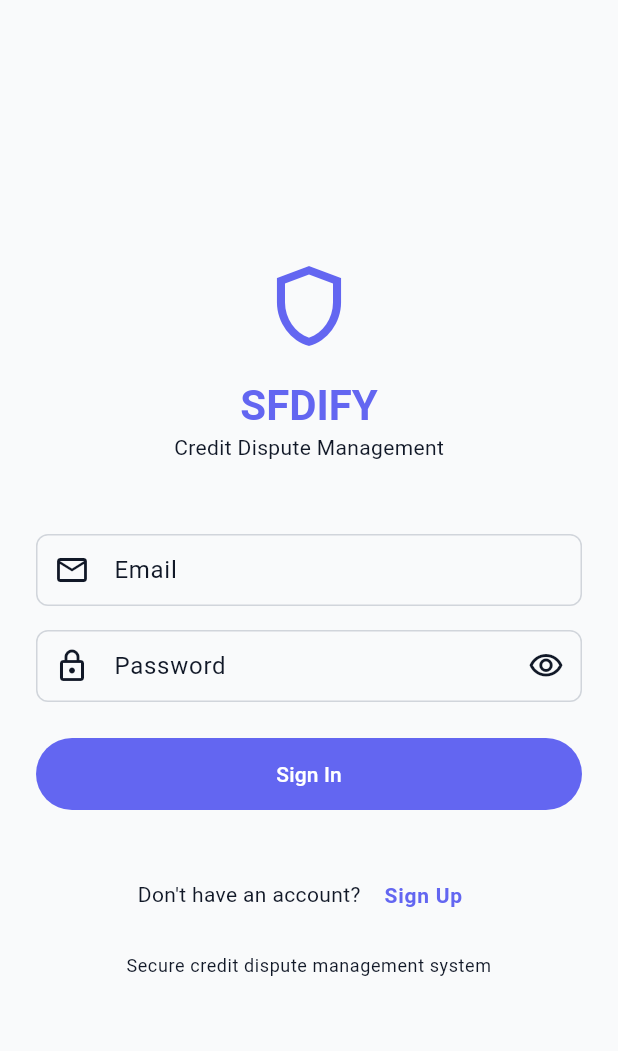
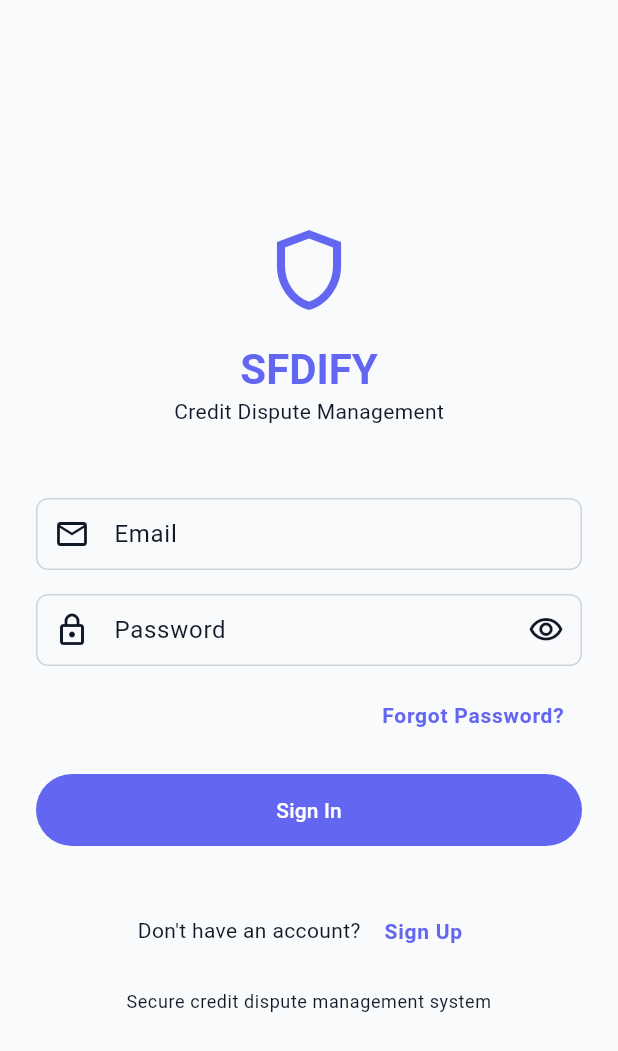
Before and after one commit to sfdify01/sfdify-csm, a Flutter app: the screen it shows after launch, on a phone screen of 412 x 824 dp. Shown: the top 1051 px of the screen. Run offline on Flutter 3.47's test engine with Material 3 defaults, Android fonts, the phone set to English and light mode, and no system bars; our stand-ins replace bloc, bloc_concurrency, cloud_functions, dio, equatable, firebase_analytics and 17 more; accounts and stored records are empty; generated files the repository leaves out were written again.

Commit message:
Add forgot password flow

```diff
--- a/frontend/lib/core/router/app_router.dart
+++ b/frontend/lib/core/router/app_router.dart
@@ -4,6 +4,7 @@ import 'package:flutter/material.dart';
 import 'package:go_router/go_router.dart';
 import 'package:sfdify_scm/core/router/route_names.dart';
 import 'package:sfdify_scm/features/auth/presentation/bloc/auth_bloc.dart';
+import 'package:sfdify_scm/features/auth/presentation/pages/forgot_password_page.dart';
 import 'package:sfdify_scm/features/auth/presentation/pages/login_page.dart';
 import 'package:sfdify_scm/features/auth/presentation/pages/register_page.dart';
 import 'package:sfdify_scm/features/consumer/presentation/pages/consumer_detail_page.dart';
@@ -52,6 +53,7 @@ class AppRouter {
   static const _publicRoutes = [
     RoutePaths.login,
     RoutePaths.register,
+    RoutePaths.forgotPassword,
   ];
 
   /// Redirect based on authentication state
@@ -91,6 +93,13 @@ class AppRouter {
           name: RouteNames.register,
           pageBuilder: (context, state) => const NoTransitionPage(
             child: RegisterPage(),
+          ),
+        ),
+        GoRoute(
+          path: RoutePaths.forgotPassword,
+          name: RouteNames.forgotPassword,
+          pageBuilder: (context, state) => const NoTransitionPage(
+            child: ForgotPasswordPage(),
           ),
         ),
 
--- a/frontend/lib/core/router/route_names.dart
+++ b/frontend/lib/core/router/route_names.dart
@@ -3,6 +3,7 @@ abstract class RouteNames {
   static const String home = 'home';
   static const String login = 'login';
   static const String register = 'register';
+  static const String forgotPassword = 'forgot_password';
   static const String settings = 'settings';
   static const String profile = 'profile';
 
@@ -27,6 +28,7 @@ abstract class RoutePaths {
   static const String home = '/home';
   static const String login = '/login';
   static const String register = '/register';
+  static const String forgotPassword = '/forgot-password';
   static const String settings = '/settings';
   static const String profile = '/profile';
 
--- a/frontend/lib/features/auth/presentation/bloc/auth_bloc.dart
+++ b/frontend/lib/features/auth/presentation/bloc/auth_bloc.dart
@@ -22,6 +22,7 @@ class AuthBloc extends Bloc<AuthEvent, AuthBlocState> {
     on<AuthStateChanged>(_onStateChanged);
     on<AuthTokenRefreshRequested>(_onTokenRefreshRequested);
     on<AuthClearError>(_onClearError);
+    on<AuthPasswordResetRequested>(_onPasswordResetRequested);
 
     // Listen to auth state changes from Firebase
     _authSubscription = _authService.authStateChanges.listen(
@@ -201,6 +202,32 @@ class AuthBloc extends Bloc<AuthEvent, AuthBlocState> {
     emit(state.copyWith(errorMessage: null));
   }
 
+  Future<void> _onPasswordResetRequested(
+    AuthPasswordResetRequested event,
+    Emitter<AuthBlocState> emit,
+  ) async {
+    _logger.i('Password reset requested for: ${event.email}');
+    emit(state.copyWith(status: AuthStatus.loading, errorMessage: null));
+
+    try {
+      await _authService.sendPasswordResetEmail(event.email);
+      _logger.i('Password reset email sent');
+      emit(state.copyWith(status: AuthStatus.passwordResetSent));
+    } on AuthServiceException catch (e) {
+      _logger.w('Password reset failed: ${e.code} - ${e.message}');
+      emit(state.copyWith(
+        status: AuthStatus.unauthenticated,
+        errorMessage: e.message,
+      ));
+    } catch (e) {
+      _logger.e('Unexpected password reset error', error: e);
+      emit(state.copyWith(
+        status: AuthStatus.unauthenticated,
+        errorMessage: 'Failed to send password reset email. Please try again.',
+      ));
+    }
+  }
+
   @override
   Future<void> close() {
     _authSubscription?.cancel();
--- a/frontend/lib/features/auth/presentation/bloc/auth_event.dart
+++ b/frontend/lib/features/auth/presentation/bloc/auth_event.dart
@@ -70,3 +70,13 @@ class AuthTokenRefreshRequested extends AuthEvent {
 class AuthClearError extends AuthEvent {
   const AuthClearError();
 }
+
+/// User requested password reset
+class AuthPasswordResetRequested extends AuthEvent {
+  const AuthPasswordResetRequested({required this.email});
+
+  final String email;
+
+  @override
+  List<Object?> get props => [email];
+}
--- a/frontend/lib/features/auth/presentation/bloc/auth_state.dart
+++ b/frontend/lib/features/auth/presentation/bloc/auth_state.dart
@@ -5,6 +5,7 @@ enum AuthStatus {
   loading,
   authenticated,
   unauthenticated,
+  passwordResetSent,
 }
 
 class AuthBlocState extends Equatable {
--- a/frontend/lib/features/auth/presentation/pages/login_page.dart
+++ b/frontend/lib/features/auth/presentation/pages/login_page.dart
@@ -142,7 +142,18 @@ class _LoginPageState extends State<LoginPage> {
                                 return null;
                               },
                             ),
-                            const SizedBox(height: 24),
+                            const SizedBox(height: 8),
+
+                            // Forgot password link
+                            Align(
+                              alignment: Alignment.centerRight,
+                              child: TextButton(
+                                onPressed: () =>
+                                    context.go(RoutePaths.forgotPassword),
+                                child: const Text('Forgot Password?'),
+                              ),
+                            ),
+                            const SizedBox(height: 16),
 
                             // Error message
                             if (state.errorMessage != null) ...[
```
Also changed, not shown: frontend/lib/features/auth/presentation/pages/forgot_password_page.dart (added, +238 -0 lines).
